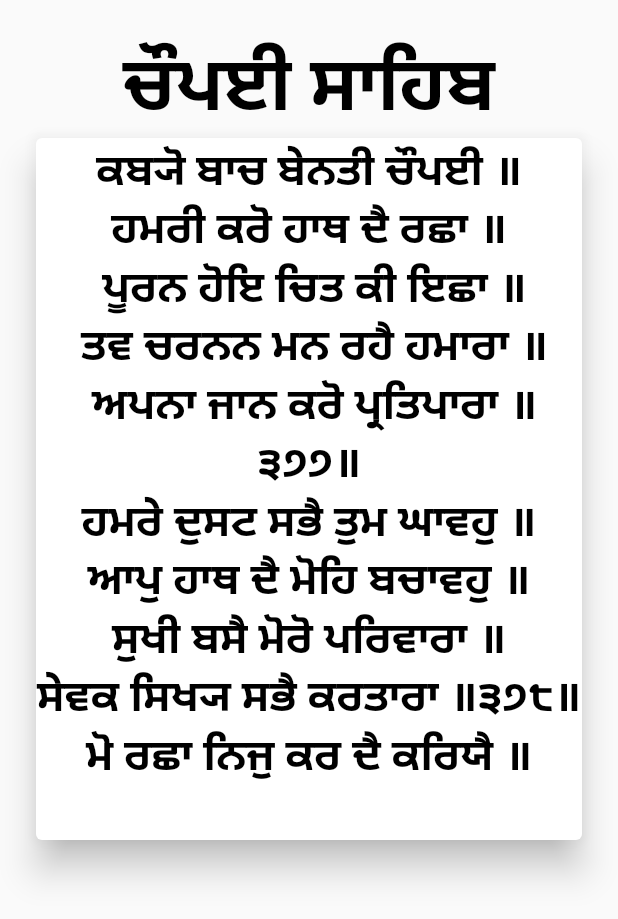
After one commit to kushpatel544/religious, a Flutter app: the SikhPath screen opened directly, after a tap on "ਨਿਤਨੇਮ", on a phone screen of 412 x 824 dp. The commit adds this screen. Shown: the top 919 px of the screen. Run offline on Flutter 3.47's test engine with Material 2 defaults, Android fonts, the phone set to English and light mode, and no system bars; Roboto replaces fonts that are missing (MuktaMahee).

Commit message:
Add files via upload

```diff
--- /dev/null
+++ b/lib/pages/createRoute.dart
@@ -0,0 +1,19 @@
+import 'package:flutter/material.dart';
+
+Route createRoute(page) {
+  return PageRouteBuilder(
+    pageBuilder: (context, animation, secondaryAnimation) => page,
+    transitionsBuilder: (context, animation, secondaryAnimation, child) {
+      var begin = Offset(1.0, 0.0);
+      var end = Offset.zero;
+      var curve = Curves.ease;
+
+      var tween = Tween(begin: begin, end: end).chain(CurveTween(curve: curve));
+
+      return SlideTransition(
+        position: animation.drive(tween),
+        child: child,
+      );
+    },
+  );
+}
--- /dev/null
+++ b/lib/pages/nitnem.dart
@@ -0,0 +1,115 @@
+import 'package:flutter/material.dart';
+
+class Nitnem extends StatefulWidget {
+  @override
+  _NitnemState createState() => _NitnemState();
+}
+
+class _NitnemState extends State<Nitnem> {
+  PageController _controller;
+  @override
+  void initState() {
+    // TODO: implement initState
+    super.initState();
+    _controller = PageController(
+      initialPage: 0,
+    );
+  }
+
+  @override
+  void dispose() {
+    _controller.dispose();
+    super.dispose();
+  }
+
+  @override
+  Widget build(BuildContext context) {
+    return Scaffold(
+      body: PageView(
+        controller: _controller,
+        children: [
+          NewWidget(
+            pages:
+                'ਕਬ੍ਯੋ ਬਾਚ ਬੇਨਤੀ ਚੌਪਈ ॥\nਹਮਰੀ ਕਰੋ ਹਾਥ ਦੈ ਰਛਾ ॥\n ਪੂਰਨ ਹੋਇ ਚਿਤ ਕੀ ਇਛਾ ॥\n ਤਵ ਚਰਨਨ ਮਨ ਰਹੈ ਹਮਾਰਾ ॥\n ਅਪਨਾ ਜਾਨ ਕਰੋ ਪ੍ਰਤਿਪਾਰਾ ॥੩੭੭॥\nਹਮਰੇ ਦੁਸਟ ਸਭੈ ਤੁਮ ਘਾਵਹੁ ॥\nਆਪੁ ਹਾਥ ਦੈ ਮੋਹਿ ਬਚਾਵਹੁ ॥\nਸੁਖੀ ਬਸੈ ਮੋਰੋ ਪਰਿਵਾਰਾ ॥\nਸੇਵਕ ਸਿਖ੍ਯ ਸਭੈ ਕਰਤਾਰਾ ॥੩੭੮॥\nਮੋ ਰਛਾ ਨਿਜੁ ਕਰ ਦੈ ਕਰਿਯੈ ॥\n',
+          ),
+          NewWidget(
+            pages:
+                'ਸਭ ਬੈਰਿਨ ਕੌ ਆਜ ਸੰਘਰਿਯੈ ॥\nਪੂਰਨ ਹੋਇ ਹਮਾਰੀ ਆਸਾ ॥\nਤੋਰਿ ਭਜਨ ਕੀ ਰਹੈ ਪਿਯਾਸਾ ॥੩੭੯॥\nਤੁਮਹਿ ਛਾਡਿ ਕੋਈ ਅਵਰ ਨ ਧ੍ਯਾਊ ॥\nਜੋ ਬਰ ਚਾਹੌ ਸੁ ਤੁਮ ਤੇ ਪਾਊ ॥\nਸੇਵਕ ਸਿਖ੍ਯ ਹਮਾਰੇ ਤਾਰਿਯਹਿ ॥\nਚੁਨ ਚੁਨ ਸਤ੍ਰੁ ਹਮਾਰੇ ਮਾਰਿਯਹਿ ॥੩੮੦॥\nਆਪੁ ਹਾਥ ਦੈ ਮੁਝੈ ਉਬਰਿਯੈ ॥\nਮਰਨ ਕਾਲ ਕਾ ਤ੍ਰਾਸ ਨਿਵਰਿਯੈ ॥\n',
+          ),
+          NewWidget(
+            pages:
+                'ਹੂਜੋ ਸਦਾ ਹਮਾਰੇ ਪਛਾ ॥\nਸ੍ਰੀ ਅਸਿਧੁਜ ਜੂ ਕਰਿਯਹੁ ਰਛਾ ॥੩੮੧॥\nਰਾਖਿ ਲੇਹੁ ਮੁਹਿ ਰਾਖਨਹਾਰੇ ॥\nਸਾਹਿਬ ਸੰਤ ਸਹਾਇ ਪਿਯਾਰੇ ॥\nਦੀਨਬੰਧੁ ਦੁਸਟਨ ਕੇ ਹੰਤਾ ॥\nਤੁਮ ਹੋ ਪੁਰੀ ਚਤੁਰਦਸ ਕੰਤਾ ॥੩੮੨॥\nਕਾਲ ਪਾਇ ਬ੍ਰਹਮਾ ਬਪੁ ਧਰਾ ॥\nਕਾਲ ਪਾਇ ਸਿਵ ਜੂ ਅਵਤਰਾ ॥\nਕਾਲ ਪਾਇ ਕਰਿ ਬਿਸਨ ਪ੍ਰਕਾਸਾ ॥\nਸਕਲ ਕਾਲ ਕਾ ਕੀਯਾ ਤਮਾਸਾ ॥੩੮੩॥\n',
+          ),
+          NewWidget(
+            pages:
+                'ਜਵਨ ਕਾਲ ਜੋਗੀ ਸਿਵ ਕੀਯੋ ॥\nਬੇਦ ਰਾਜ ਬ੍ਰਹਮਾ ਜੂ ਥੀਯੋ ॥\nਜਵਨ ਕਾਲ ਸਭ ਲੋਕ ਸਵਾਰਾ ॥\nਨਮਸਕਾਰ ਹੈ ਤਾਹਿ ਹਮਾਰਾ ॥੩੮੪॥\nਜਵਨ ਕਾਲ ਸਭ ਜਗਤ ਬਨਾਯੋ ॥\nਦੇਵ ਦੈਤ ਜਛਨ ਉਪਜਾਯੋ ॥\nਆਦਿ ਅੰਤਿ ਏਕੈ ਅਵਤਾਰਾ ॥\nਸੋਈ ਗੁਰੂ ਸਮਝਿਯਹੁ ਹਮਾਰਾ ॥੩੮੫॥\nਨਮਸਕਾਰ ਤਿਸ ਹੀ ਕੋ ਹਮਾਰੀ ॥\nਸਕਲ ਪ੍ਰਜਾ ਜਿਨ ਆਪ ਸਵਾਰੀ ॥\n',
+          ),
+          NewWidget(
+              pages:
+                  'ਸਿਵਕਨ ਕੋ ਸਿਵਗੁਨ ਸੁਖ ਦੀਯੋ ॥\nਸਤ੍ਰੁਨ ਕੋ ਪਲ ਮੋ ਬਧ ਕੀਯੋ ॥੩੮੬॥\nਘਟ ਘਟ ਕੇ ਅੰਤਰ ਕੀ ਜਾਨਤ ॥\nਭਲੇ ਬੁਰੇ ਕੀ ਪੀਰ ਪਛਾਨਤ ॥\nਚੀਟੀ ਤੇ ਕੁੰਚਰ ਅਸਥੂਲਾ ॥\nਸਭ ਪਰ ਕ੍ਰਿਪਾ ਦ੍ਰਿਸਟਿ ਕਰਿ ਫੂਲਾ ॥੩੮੭॥\nਸੰਤਨ ਦੁਖ ਪਾਏ ਤੇ ਦੁਖੀ ॥\nਸੁਖ ਪਾਏ ਸਾਧਨ ਕੇ ਸੁਖੀ ॥\nਏਕ ਏਕ ਕੀ ਪੀਰ ਪਛਾਨੈ ॥\nਘਟ ਘਟ ਕੇ ਪਟ ਪਟ ਕੀ ਜਾਨੈ ॥੩੮੮॥\n'),
+          NewWidget(
+              pages:
+                  'ਜਬ ਉਦਕਰਖ ਕਰਾ ਕਰਤਾਰਾ ॥\nਪ੍ਰਜਾ ਧਰਤ ਤਬ ਦੇਹ ਅਪਾਰਾ ॥\nਜਬ ਆਕਰਖ ਕਰਤ ਹੋ ਕਬਹੂੰ ॥\nਤੁਮ ਮੈ ਮਿਲਤ ਦੇਹ ਧਰ ਸਭਹੂੰ ॥੩੮੯॥\nਜੇਤੇ ਬਦਨ ਸ੍ਰਿਸਟਿ ਸਭ ਧਾਰੈ ॥\nਆਪੁ ਆਪੁਨੀ ਬੂਝਿ ਉਚਾਰੈ ॥\nਤੁਮ ਸਭ ਹੀ ਤੇ ਰਹਤ ਨਿਰਾਲਮ ॥\nਜਾਨਤ ਬੇਦ ਭੇਦ ਅਰੁ ਆਲਮ ॥੩੯੦॥\nਨਿਰੰਕਾਰ ਨ੍ਰਿਬਿਕਾਰ ਨ੍ਰਿਲੰਭ ॥\nਆਦਿ ਅਨੀਲ ਅਨਾਦਿ ਅਸੰਭ ॥\n'),
+          NewWidget(
+            pages:
+                'ਤਾ ਕਾ ਮੂੜ ਉਚਾਰਤ ਭੇਦਾ ॥\nਜਾ ਕੋ ਭੇਵ ਨ ਪਾਵਤ ਬੇਦਾ ॥੩੯੧॥\nਤਾ ਕੌ ਕਰਿ ਪਾਹਨ ਅਨੁਮਾਨਤ ॥\nਮਹਾ ਮੂੜ ਕਛੁ ਭੇਦ ਨ ਜਾਨਤ ॥\nਮਹਾਦੇਵ ਕੌ ਕਹਤ ਸਦਾ ਸਿਵ ॥\nਨਿਰੰਕਾਰ ਕਾ ਚੀਨਤ ਨਹਿ ਭਿਵ ॥੩੯੨॥\nਆਪੁ ਆਪੁਨੀ ਬੁਧਿ ਹੈ ਜੇਤੀ ॥\nਬਰਨਤ ਭਿੰਨ ਭਿੰਨ ਤੁਹਿ ਤੇਤੀ ॥\nਤੁਮਰਾ ਲਖਾ ਨ ਜਾਇ ਪਸਾਰਾ ॥\nਕਿਹ ਬਿਧਿ ਸਜਾ ਪ੍ਰਥਮ ਸੰਸਾਰਾ ॥੩੯੩॥\n',
+          ),
+          NewWidget(
+            pages:
+                'ਏਕੈ ਰੂਪ ਅਨੂਪ ਸਰੂਪਾ ॥\nਰੰਕ ਭਯੋ ਰਾਵ ਕਹੀ ਭੂਪਾ ॥\nਅੰਡਜ ਜੇਰਜ ਸੇਤਜ ਕੀਨੀ ॥\nਉਤਭੁਜ ਖਾਨਿ ਬਹੁਰਿ ਰਚਿ ਦੀਨੀ ॥੩੯੪॥\nਕਹੂੰ ਫੂਲਿ ਰਾਜਾ ਹ੍ਵੈ ਬੈਠਾ ॥\nਕਹੂੰ ਸਿਮਟਿ ਭਯੋ ਸੰਕਰ ਇਕੈਠਾ ॥\nਸਗਰੀ ਸ੍ਰਿਸਟਿ ਦਿਖਾਇ ਅਚੰਭਵ ॥\nਆਦਿ ਜੁਗਾਦਿ ਸਰੂਪ ਸੁਯੰਭਵ ॥੩੯੫॥\nਅਬ ਰਛਾ ਮੇਰੀ ਤੁਮ ਕਰੋ ॥\nਸਿਖ੍ਯ ਉਬਾਰਿ ਅਸਿਖ੍ਯ ਸੰਘਰੋ ॥\nਦੁਸਟ ਜਿਤੇ ਉਠਵਤ ਉਤਪਾਤਾ ॥',
+          ),
+          NewWidget(
+            pages:
+                'ਸਕਲ ਮਲੇਛ ਕਰੋ ਰਣ ਘਾਤਾ ॥੩੯੬॥\nਜੇ ਅਸਿਧੁਜ ਤਵ ਸਰਨੀ ਪਰੇ ॥\nਤਿਨ ਕੇ ਦੁਸਟ ਦੁਖਿਤ ਹ੍ਵੈ ਮਰੇ ॥\nਪੁਰਖ ਜਵਨ ਪਗੁ ਪਰੇ ਤਿਹਾਰੇ ॥\nਤਿਨ ਕੇ ਤੁਮ ਸੰਕਟ ਸਭ ਟਾਰੇ ॥੩੯੭॥\nਜੋ ਕਲਿ ਕੌ ਇਕ ਬਾਰ ਧਿਐਹੈ ॥\nਤਾ ਕੇ ਕਾਲ ਨਿਕਟਿ ਨਹਿ ਐਹੈ ॥\nਰਛਾ ਹੋਇ ਤਾਹਿ ਸਭ ਕਾਲਾ ॥\nਦੁਸਟ ਅਰਿਸਟ ਟਰੈਂ ਤਤਕਾਲਾ ॥੩੯੮॥\nਕ੍ਰਿਪਾ ਦ੍ਰਿਸਟਿ ਤਨ ਜਾਹਿ ਨਿਹਰਿਹੋ ॥\n',
+          ),
+          NewWidget(
+            pages:
+                'ਤਾ ਕੇ ਤਾਪ ਤਨਕ ਮਹਿ ਹਰਿਹੋ ॥\nਰਿਧਿ ਸਿਧਿ ਘਰ ਮੋ ਸਭ ਹੋਈ ॥\nਦੁਸਟ ਛਾਹ ਛ੍ਵੈ ਸਕੈ ਨ ਕੋਈ ॥੩੯੯॥\nਏਕ ਬਾਰ ਜਿਨ ਤੁਮੈ ਸੰਭਾਰਾ ॥\nਕਾਲ ਫਾਸ ਤੇ ਤਾਹਿ ਉਬਾਰਾ ॥\nਜਿਨ ਨਰ ਨਾਮ ਤਿਹਾਰੋ ਕਹਾ ॥\nਦਾਰਿਦ ਦੁਸਟ ਦੋਖ ਤੇ ਰਹਾ ॥੪੦੦॥\nਖੜਗਕੇਤੁ ਮੈ ਸਰਨਿ ਤਿਹਾਰੀ ॥\nਆਪੁ ਹਾਥ ਦੈ ਲੇਹੁ ਉਬਾਰੀ ॥\nਸਰਬ ਠੌਰ ਮੋ ਹੋਹੁ ਸਹਾਈ ॥\nਦੁਸਟ ਦੋਖ ਤੇ ਲੇਹੁ ਬਚਾਈ ॥੪੦੧॥\n',
+          ),
+          NewWidget(
+            pages: '\n\n\n\n\n\n\n\n\n\n\n\n\n\n',
+          ),
+          NewWidget(
+            pages: '\n\n\n\n\n\n\n\n\n\n\n\n\n\n',
+          ),
+        ],
+      ),
+    );
+  }
+}
+
+class NewWidget extends StatelessWidget {
+  final String pages;
+  NewWidget({this.pages});
+  @override
+  Widget build(BuildContext context) {
+    return Container(
+        padding: EdgeInsets.all(20),
+        child: ListView(
+          children: <Widget>[
+            Text(
+              'ਚੌਪਈ ਸਾਹਿਬ',
+              textAlign: TextAlign.center,
+              style: TextStyle(
+                  fontFamily: 'MuktaMahee',
+                  fontSize: 50,
+                  fontWeight: FontWeight.bold,
+                  color: Colors.black),
+            ),
+            Card(
+              shadowColor: Colors.black,
+              elevation: 10,
+              child: Text(
+                pages,
+                textAlign: TextAlign.center,
+                style: TextStyle(
+                    fontFamily: 'MuktaMahee',
+                    fontSize: 29,
+                    fontWeight: FontWeight.bold,
+                    color: Colors.black),
+              ),
+            ),
+          ],
+        ));
+  }
+}
--- /dev/null
+++ b/lib/pages/sikh_path.dart
@@ -0,0 +1,98 @@
+import 'package:flutter/material.dart';
+
+import 'createRoute.dart';
+import 'nitnem.dart';
+
+class SikhPath extends StatefulWidget {
+  @override
+  _SikhPathState createState() => _SikhPathState();
+}
+
+class _SikhPathState extends State<SikhPath> {
+  @override
+  Widget build(BuildContext context) {
+    return Scaffold(
+      backgroundColor: Color(0xFFF9F9F9),
+      body: Container(
+          child: ListView(
+        children: <Widget>[
+          Container(
+            padding: EdgeInsets.all(20),
+            child: Column(
+              crossAxisAlignment: CrossAxisAlignment.start,
+              mainAxisAlignment: MainAxisAlignment.spaceBetween,
+              children: <Widget>[
+                Center(child: Image.asset('images/bani.jpg')),
+                SizedBox(
+                  height: 10,
+                  child: Divider(
+                    color: Colors.black,
+                  ),
+                ),
+                kirtans(
+                  name: 'ਨਿਤਨੇਮ',
+                ),
+                SizedBox(
+                  height: 10,
+                  child: Divider(
+                    color: Colors.black,
+                  ),
+                ),
+                kirtans(
+                  name: 'ਸੁਖਮਨੀ ਸਾਹਿਬ',
+                ),
+                SizedBox(
+                  height: 10,
+                  child: Divider(
+                    color: Colors.black,
+                  ),
+                ),
+                kirtans(
+                  name: 'ਅਰਦਾਸ',
+                ),
+                SizedBox(
+                  height: 10,
+                  child: Divider(
+                    color: Colors.black,
+                  ),
+                ),
+                kirtans(
+                  name: 'ਸ਼ੀ੍ ਗੁਰੂ ਗ੍ੰਥ ਸਾਹਿਬ ਜੀ',
+                ),
+              ],
+            ),
+          ),
+        ],
+      )),
+    );
+  }
+}
+
+class kirtans extends StatelessWidget {
+  final String name;
+  kirtans({this.name});
+  @override
+  Widget build(BuildContext context) {
+    return Card(
+      child: FlatButton(
+        onPressed: () {
+          Navigator.of(context).push(createRoute(Nitnem()));
+        },
+        child: Row(
+          mainAxisAlignment: MainAxisAlignment.spaceBetween,
+          children: <Widget>[
+            Text(
+              name,
+              style: TextStyle(
+                  fontFamily: 'MuktaMahee',
+                  fontSize: 30,
+                  fontWeight: FontWeight.bold,
+                  color: Colors.black),
+            ),
+            Icon(Icons.keyboard_arrow_right)
+          ],
+        ),
+      ),
+    );
+  }
+}
```
Also changed, not shown: lib/pages/home.dart (+255 -118 lines).
